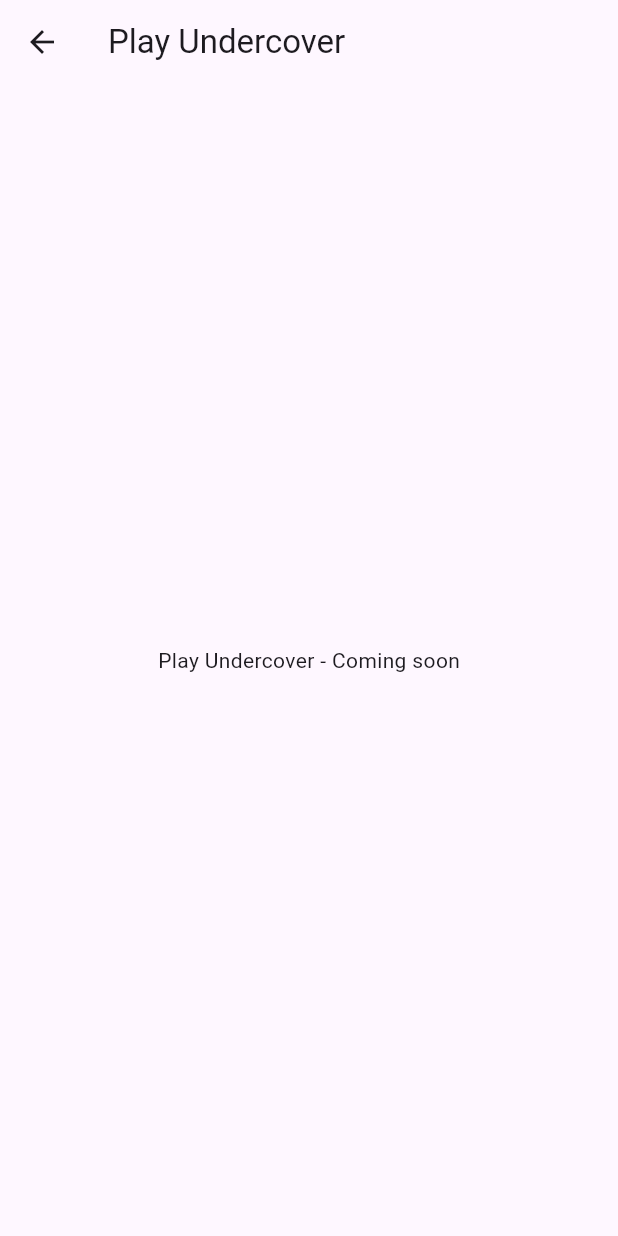
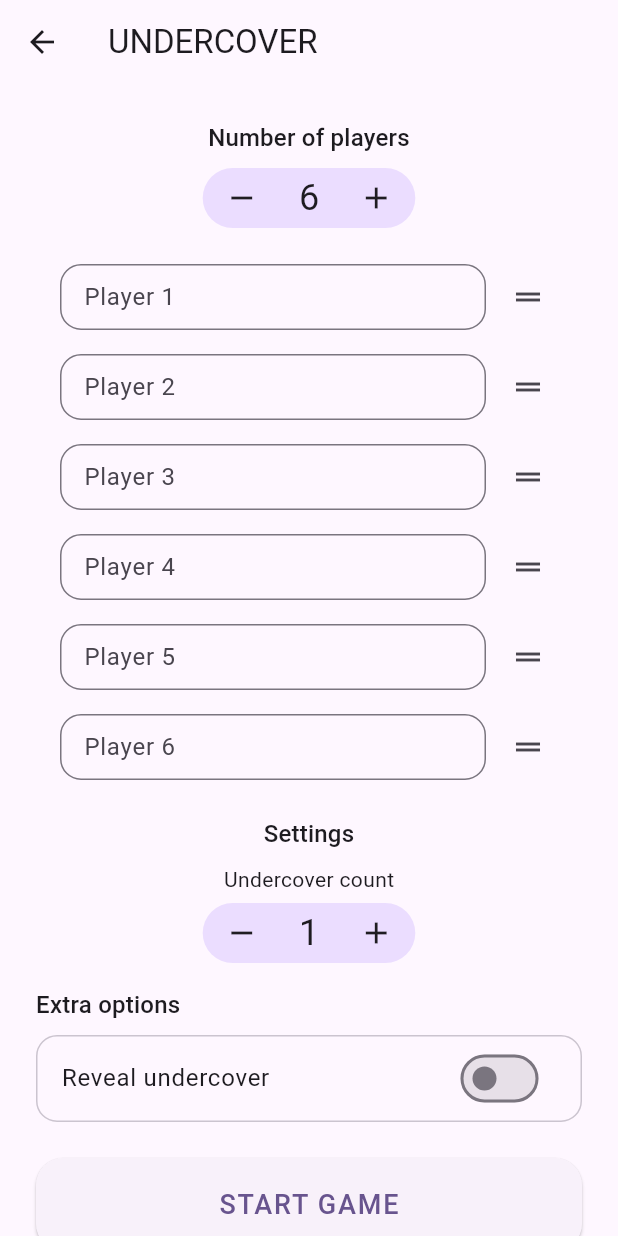
Before and after one commit to poropo97/under-cover-game-front, a Flutter app: the screen it shows after launch, after a tap on "Play Undercover", on a phone screen of 412 x 824 dp. Run offline on Flutter 3.47's test engine with Material 3 defaults, Android fonts, the light colour scheme and no system bars; our stand-ins replace lottie, shared_preferences.

Commit message:
Update screen design, constants for the bg, readme update, definition of the main classes for the game and a new debug screen

```diff
--- a/lib/constants.dart
+++ b/lib/constants.dart
@@ -1,9 +1,17 @@
-/// Global UI constants
+
 library constants;
 
-/// Opacity for the tiled background pattern.
-/// 0.0 = fully transparent · 1.0 = fully opaque
+import 'package:flutter/material.dart';
+
+/// Opacidad para el patrón de fondo.
 const double kBackgroundOpacity = 0.03;
 
-// delay for the splash screen number
-const Duration kSplashDelay = Duration(seconds: 0);
+/// Retraso mínimo del splash.
+const Duration kSplashDelay = Duration(seconds: 1);
+
+/* ---------------- SharedPreferences keys ---------------- */
+
+const String kPrefSetupPlayers      = 'setup_players';      // int
+const String kPrefSetupNames        = 'setup_names';        // List<String> JSON
+const String kPrefSetupUndercovers  = 'setup_undercovers';  // int
+const String kPrefSetupReveal       = 'setup_reveal';       // bool
--- a/lib/main.dart
+++ b/lib/main.dart
@@ -1,13 +1,17 @@
 import 'package:flutter/material.dart';
 import 'package:flutter_localizations/flutter_localizations.dart';
 import 'package:shared_preferences/shared_preferences.dart';
+import 'package:undercover_game_front/constants.dart';
 import 'package:undercover_game_front/l10n/app_localizations.dart';
-import 'package:undercover_game_front/constants.dart';
+
 import 'screens/menu_screen.dart';
 import 'screens/game_screen.dart';
 import 'screens/profile_screen.dart';
 import 'screens/settings_screen.dart';
 import 'screens/splash_screen.dart';
+import 'screens/debug_game_screen.dart';
+import 'screens/game_setup_screen.dart';
+
 
 void main() => runApp(const UndercoverApp());
 
@@ -19,10 +23,10 @@ class UndercoverApp extends StatefulWidget {
 }
 
 class _UndercoverAppState extends State<UndercoverApp> {
-  Locale? _locale;                    // null → idioma del sistema
+  Locale? _locale;            // null → idioma del sistema
   ThemeMode _themeMode = ThemeMode.system;
   Color _seed = Colors.deepPurple;
-  bool _ready = false;                // muestra Splash hasta que todo está listo
+  bool _ready = false;        // muestra Splash hasta que todo está listo
 
   /* ---------- bootstrap ---------- */
   @override
@@ -39,8 +43,7 @@ class _UndercoverAppState extends State<UndercoverApp> {
     if (code != null && code.isNotEmpty) _locale = Locale(code);
 
     // themeMode
-    final themeStr = prefs.getString('themeMode'); // 'system' | 'light' | 'dark'
-    switch (themeStr) {
+    switch (prefs.getString('themeMode')) {
       case 'light':
         _themeMode = ThemeMode.light;
         break;
@@ -55,8 +58,7 @@ class _UndercoverAppState extends State<UndercoverApp> {
     final seedInt = prefs.getInt('colorSeed');
     if (seedInt != null) _seed = Color(seedInt);
 
-    // Splash visible mínimo 1 s
-    await Future.delayed(kSplashDelay);
+    await Future.delayed(kSplashDelay); // p. ej. const Duration(seconds: 1)
     if (mounted) setState(() => _ready = true);
   }
 
@@ -65,13 +67,11 @@ class _UndercoverAppState extends State<UndercoverApp> {
     final prefs = await SharedPreferences.getInstance();
 
     // idioma
-    if (_locale == null) {
-      await prefs.remove('locale');
-    } else {
-      await prefs.setString('locale', _locale!.languageCode);
-    }
+    _locale == null
+        ? await prefs.remove('locale')
+        : await prefs.setString('locale', _locale!.languageCode);
 
-    // modo
+    // tema
     await prefs.setString(
       'themeMode',
       switch (_themeMode) {
@@ -137,6 +137,8 @@ class _UndercoverAppState extends State<UndercoverApp> {
               onThemeModeChanged: _setThemeMode,
               onColorChanged: _setSeed,
             ),
+        '/debug':   (_) => const DebugGameScreen(),
+        '/setup'  : (_) => const GameSetupScreen(),
       },
     );
   }
--- /dev/null
+++ b/lib/models/game.dart
@@ -0,0 +1,99 @@
+import 'dart:math';
+import 'player.dart';
+import 'role.dart';
+
+/// Configuration chosen in the lobby.
+class GameConfig {
+  GameConfig({
+    required this.numPlayers,
+    required this.numUndercovers,
+    this.includeMrWhite = false,
+  }) : assert(numUndercovers < numPlayers, 'Undercovers must be fewer than players');
+
+  final int numPlayers;
+  final int numUndercovers;
+  final bool includeMrWhite;
+}
+
+/// Runtime state of a match.
+class Game {
+  Game({
+    required this.config,
+    required List<String> playerNames,
+    required this.wordCivilian,
+    required this.wordUndercover,
+  }) : id = DateTime.now().millisecondsSinceEpoch.toString() {
+    _createPlayers(playerNames);
+  }
+
+  final String id;
+  final GameConfig config;
+
+  /// Secret words (same language, similar topic).
+  final String wordCivilian;
+  final String wordUndercover;
+
+  /// Ordered list of participants.
+  late final List<Player> players;
+
+  /// 0-based index of current round.
+  int round = 0;
+
+  /// Returns all players still in the game.
+  Iterable<Player> get alivePlayers => players.where((p) => p.alive);
+
+  /// Convenience accessors.
+  Iterable<Player> get spies   => players.where((p) => p.role.isSpy && p.alive);
+  Iterable<Player> get citizens => players.where((p) => !p.role.isSpy && p.alive);
+
+  /* ------------------------------------------------------------------ */
+  /*  Public API                                                        */
+  /* ------------------------------------------------------------------ */
+
+  /// Eliminate a player by id and return `true` if game ends.
+  bool eject(String playerId) {
+    final p = players.firstWhere((p) => p.id == playerId);
+    p.alive = false;
+
+    // Win conditions after each vote
+    if (spies.isEmpty)  {
+      winner = Winner.citizens;
+      return true;
+    }
+    if (spies.length >= alivePlayers.length / 2) {
+      winner = Winner.spies;
+      return true;
+    }
+    round += 1;
+    return false;
+  }
+
+  late Winner? winner = null;     // null until game ends
+
+  /* ------------------------------------------------------------------ */
+  /*  Private helpers                                                   */
+  /* ------------------------------------------------------------------ */
+
+  void _createPlayers(List<String> names) {
+    if (names.length != config.numPlayers) {
+      throw ArgumentError('Expected ${config.numPlayers} names, got ${names.length}');
+    }
+
+    // Build a shuffled pool of roles.
+    final roles = <Role>[
+      ...List.filled(config.numUndercovers, Role.undercover),
+      if (config.includeMrWhite) Role.mrWhite,
+      ...List.filled(config.numPlayers -
+          config.numUndercovers -
+          (config.includeMrWhite ? 1 : 0), Role.civilian),
+    ]..shuffle();
+
+    // Assign roles + speaking order.
+    players = List.generate(names.length, (i) {
+      return Player(name: names[i], role: roles[i], order: i);
+    });
+  }
+}
+
+/// Possible winners.
+enum Winner { citizens, spies }
--- /dev/null
+++ b/lib/models/player.dart
@@ -0,0 +1,20 @@
+import 'package:uuid/uuid.dart';
+import 'role.dart';
+
+/// One participant in the game.
+class Player {
+  Player({
+    required this.name,
+    required this.role,
+    this.order = 0,
+  }) : id = const Uuid().v4();
+
+  final String id;          // stable identifier
+  String name;              // editable name
+  Role role;                // assigned at game start
+  int order;                // speaking order (0 → not yet defined)
+  bool alive = true;        // ejected players are set to false
+
+  @override
+  String toString() => '$name [$id] - ${role.label}';
+}
--- /dev/null
+++ b/lib/models/role.dart
@@ -0,0 +1,19 @@
+/// All possible roles in a match.
+enum Role {
+  civilian,
+  undercover,
+  mrWhite,
+}
+
+/// Extra helpers for UI & game logic.
+extension RoleX on Role {
+  /// Localised label (placeholder English for now).
+  String get label => switch (this) {
+        Role.civilian   => 'Civilian',
+        Role.undercover => 'Undercover',
+        Role.mrWhite    => 'Mr White',
+      };
+
+  /// Returns `true` for Undercover or Mr White.
+  bool get isSpy => this == Role.undercover || this == Role.mrWhite;
+}
--- /dev/null
+++ b/lib/screens/game_setup_screen.dart
@@ -0,0 +1,267 @@
+import 'dart:convert';
+import 'package:flutter/material.dart';
+import 'package:shared_preferences/shared_preferences.dart';
+import '../constants.dart';
+import '../models/game.dart';
+import '../models/role.dart';
+
+class GameSetupScreen extends StatefulWidget {
+  const GameSetupScreen({super.key});
+
+  @override
+  State<GameSetupScreen> createState() => _GameSetupScreenState();
+}
+
+class _GameSetupScreenState extends State<GameSetupScreen> {
+  /* ---------- estado ---------- */
+  int _numPlayers = 6;
+  int _numUndercovers = 1;
+  bool _revealUndercover = false;
+
+  late List<TextEditingController> _controllers;
+  late SharedPreferences _prefs;
+
+  @override
+  void initState() {
+    super.initState();
+    _controllers = List.generate(12, (_) => TextEditingController());
+    _loadPrefs();
+  }
+
+  /* ---------- persistencia ---------- */
+  Future<void> _loadPrefs() async {
+    _prefs = await SharedPreferences.getInstance();
+
+    setState(() {
+      _numPlayers     = _prefs.getInt(kPrefSetupPlayers)     ?? 6;
+      _numUndercovers = _prefs.getInt(kPrefSetupUndercovers) ?? 1;
+      _revealUndercover = _prefs.getBool(kPrefSetupReveal)   ?? false;
+
+      final namesJson = _prefs.getString(kPrefSetupNames);
+      if (namesJson != null) {
+        final list = (jsonDecode(namesJson) as List).cast<String>();
+        for (int i = 0; i < list.length && i < _controllers.length; i++) {
+          _controllers[i].text = list[i];
+        }
+      }
+    });
+  }
+
+  Future<void> _savePrefs() async {
+    await _prefs.setInt(kPrefSetupPlayers, _numPlayers);
+    await _prefs.setInt(kPrefSetupUndercovers, _numUndercovers);
+    await _prefs.setBool(kPrefSetupReveal, _revealUndercover);
+
+    final names = _controllers
+        .take(_numPlayers)
+        .map((c) => c.text.trim())
+        .toList(growable: false);
+    await _prefs.setString(kPrefSetupNames, jsonEncode(names));
+  }
+
+  /* ---------- helpers de UI ---------- */
+  void _updatePlayerCount(int delta) {
+    final newCount = (_numPlayers + delta).clamp(4, 12);
+    if (newCount == _numPlayers) return;
+    setState(() {
+      _numPlayers = newCount;
+      _numUndercovers = _numUndercovers.clamp(1, _numPlayers - 1);
+    });
+    _savePrefs();
+  }
+
+  void _updateUndercoverCount(int delta) {
+    setState(() {
+      _numUndercovers =
+          (_numUndercovers + delta).clamp(1, _numPlayers - 1);
+    });
+    _savePrefs();
+  }
+
+  /* ---------- build ---------- */
+  @override
+  Widget build(BuildContext context) {
+    final theme = Theme.of(context);
+
+    return Scaffold(
+      appBar: AppBar(title: const Text('UNDERCOVER')),
+      body: SingleChildScrollView(
+        padding: const EdgeInsets.symmetric(horizontal: 24, vertical: 16),
+        child: Column(
+          children: [
+            const SizedBox(height: 8),
+            Text('Number of players',
+                style: theme.textTheme.titleMedium, textAlign: TextAlign.center),
+            const SizedBox(height: 8),
+
+            _numberPicker(
+              value: _numPlayers,
+              onMinus: () => _updatePlayerCount(-1),
+              onPlus: () => _updatePlayerCount(1),
+            ),
+            const SizedBox(height: 16),
+
+            /* ---------- lista reordenable ---------- */
+            ReorderableListView.builder(
+              shrinkWrap: true,
+              physics: const NeverScrollableScrollPhysics(),
+              itemCount: _numPlayers,
+              onReorder: (oldIndex, newIndex) {
+                setState(() {
+                  if (newIndex > oldIndex) newIndex -= 1;
+                  final ctrl = _controllers.removeAt(oldIndex);
+                  _controllers.insert(newIndex, ctrl);
+                });
+                _savePrefs();
+              },
+              itemBuilder: (context, i) {
+                return ListTile(
+                  key: ValueKey('player_$i'),
+                  title: TextField(
+                    controller: _controllers[i],
+                    decoration: InputDecoration(
+                      hintText: 'Player ${i + 1}',
+                      border: OutlineInputBorder(
+                        borderRadius: BorderRadius.circular(14),
+                      ),
+                      isCollapsed: true,
+                      contentPadding:
+                          const EdgeInsets.symmetric(horizontal: 12, vertical: 10),
+                    ),
+                    onChanged: (_) => _savePrefs(),
+                  ),
+                  trailing: const Icon(Icons.drag_handle),
+                );
+              },
+            ),
+
+            const SizedBox(height: 16),
+            Text('Settings',
+                style: theme.textTheme.titleMedium, textAlign: TextAlign.center),
+            const SizedBox(height: 8),
+
+            _numberPicker(
+              label: 'Undercover count',
+              value: _numUndercovers,
+              onMinus: () => _updateUndercoverCount(-1),
+              onPlus: () => _updateUndercoverCount(1),
+            ),
+            const SizedBox(height: 16),
+
+            /* ---------- opciones extra ---------- */
+            Align(
+              alignment: Alignment.centerLeft,
+              child: Text('Extra options',
+                  style: theme.textTheme.titleMedium),
+            ),
+            const SizedBox(height: 8),
+            SwitchListTile(
+              value: _revealUndercover,
+              title: const Text('Reveal undercover'),
+              shape: RoundedRectangleBorder(
+                borderRadius: BorderRadius.circular(14),
+                side: BorderSide(color: theme.colorScheme.outlineVariant),
+              ),
+              onChanged: (v) {
+                setState(() => _revealUndercover = v);
+                _savePrefs();
+              },
+            ),
+            const SizedBox(height: 24),
+
+            /* ---------- START GAME ---------- */
+            SizedBox(
+              width: double.infinity,
+              child: ElevatedButton(
+                style: ElevatedButton.styleFrom(
+                  padding: const EdgeInsets.symmetric(vertical: 18),
+                  shape: RoundedRectangleBorder(
+                    borderRadius: BorderRadius.circular(18),
+                  ),
+                ),
+                onPressed: _startGame,
+                child: const Text(
+                  'START GAME',
+                  style: TextStyle(fontSize: 18, letterSpacing: 1.2),
+                ),
+              ),
+            ),
+          ],
+        ),
+      ),
+    );
+  }
+
+  /* ---------- widgets auxiliares ---------- */
+  Widget _numberPicker({
+    String? label,
+    required int value,
+    required VoidCallback onMinus,
+    required VoidCallback onPlus,
+  }) {
+    return Column(
+      children: [
+        if (label != null)
+          Padding(
+            padding: const EdgeInsets.only(bottom: 6),
+            child: Text(label,
+                style: Theme.of(context).textTheme.bodyMedium),
+          ),
+        Container(
+          decoration: BoxDecoration(
+            color: Theme.of(context).colorScheme.primaryContainer,
+            borderRadius: BorderRadius.circular(20),
+          ),
+          padding: const EdgeInsets.symmetric(horizontal: 6),
+          child: Row(
+            mainAxisSize: MainAxisSize.min,
+            children: [
+              _roundIconButton(Icons.remove, onMinus),
+              Padding(
+                padding: const EdgeInsets.symmetric(horizontal: 18),
+                child: Text(
+                  '$value',
+                  style: const TextStyle(fontSize: 24),
+                ),
+              ),
+              _roundIconButton(Icons.add, onPlus),
+            ],
+          ),
+        ),
+      ],
+    );
+  }
+
+  Widget _roundIconButton(IconData icon, VoidCallback onTap) {
+    return InkWell(
+      onTap: onTap,
+      borderRadius: BorderRadius.circular(18),
+      child: Padding(
+        padding: const EdgeInsets.all(8),
+        child: Icon(icon, size: 24),
+      ),
+    );
+  }
+
+  /* ---------- iniciar partida ---------- */
+  void _startGame() {
+    final names = List.generate(_numPlayers, (i) {
+      final text = _controllers[i].text.trim();
+      return text.isEmpty ? 'Player ${i + 1}' : text;
+    });
+
+    final game = Game(
+      config: GameConfig(
+        numPlayers: _numPlayers,
+        numUndercovers: _numUndercovers,
+        includeMrWhite: false,
+      ),
+      playerNames: names,
+      wordCivilian: 'Lightsaber',
+      wordUndercover: 'Wand',
+    );
+
+    _savePrefs(); // guarda antes de navegar
+    Navigator.of(context).pushNamed('/game', arguments: game);
+  }
+}
--- a/lib/screens/menu_screen.dart
+++ b/lib/screens/menu_screen.dart
@@ -1,11 +1,12 @@
 import 'package:flutter/material.dart';
+import 'package:undercover_game_front/constants.dart';
 import 'package:undercover_game_front/l10n/app_localizations.dart';
-import 'package:undercover_game_front/constants.dart'; // kBackgroundOpacity
 
 class MenuScreen extends StatelessWidget {
   const MenuScreen({super.key});
 
   static const double _buttonWidth = 240.0;
+  static const double kBackgroundScale = 1;
 
   @override
   Widget build(BuildContext context) {
@@ -14,43 +15,26 @@ class MenuScreen extends StatelessWidget {
     return Scaffold(
       appBar: AppBar(title: Text(t.app_title)),
       body: Container(
-        // ---------- BACKGROUND ----------
         decoration: BoxDecoration(
           image: DecorationImage(
             image: const AssetImage('assets/bgs/undercover_bg_400.png'),
             repeat: ImageRepeat.repeat,
-            // pinta el asset como si fuese 1/4 de su tamaño lógico
-            scale: 1,                       // ← ajusta 2–6 según prefieras
-            opacity: kBackgroundOpacity,    // disponible desde Flutter 3.22
-            filterQuality: FilterQuality.high,
+            fit: BoxFit.none,
+            scale: kBackgroundScale,
+            opacity: kBackgroundOpacity,
           ),
         ),
-
-        // ---------- MAIN UI ----------
         child: Center(
           child: Column(
             mainAxisSize: MainAxisSize.min,
             children: [
-              _menuButton(
-                context,
-                icon: Icons.play_arrow,
-                label: t.menu_play,
-                route: '/game',
-              ),
+              _menuButton(context, Icons.play_arrow, t.menu_play, '/setup'),
               const SizedBox(height: 20),
-              _menuButton(
-                context,
-                icon: Icons.person,
-                label: t.menu_profile,
-                route: '/profile',
-              ),
+              _menuButton(context, Icons.person, t.menu_profile, '/profile'),
               const SizedBox(height: 20),
-              _menuButton(
-                context,
-                icon: Icons.settings,
-                label: t.menu_settings,
-                route: '/settings',
-              ),
+              _menuButton(context, Icons.settings, t.menu_settings, '/settings'),
+              const SizedBox(height: 40),
+              _menuButton(context, Icons.bug_report, 'Debug logic', '/debug'),
             ],
           ),
         ),
@@ -58,13 +42,8 @@ class MenuScreen extends StatelessWidget {
     );
   }
 
-  // helper
   Widget _menuButton(
-    BuildContext context, {
-    required IconData icon,
-    required String label,
-    required String route,
-  }) {
+    BuildContext context, IconData icon, String label, String route) {
     return SizedBox(
       width: _buttonWidth,
       child: ElevatedButton.icon(
--- a/pubspec.yaml
+++ b/pubspec.yaml
@@ -16,6 +16,7 @@ dependencies:
   shared_preferences: ^2.2.2
   lottie: ^2.7.0
   cupertino_icons: ^1.0.8
+  uuid: ^4.5.1
 
 dev_dependencies:
   flutter_test:
```
Also changed, not shown: lib/screens/debug_game_screen.dart (added, +95 -0 lines), pubspec.lock, 1 other file.
